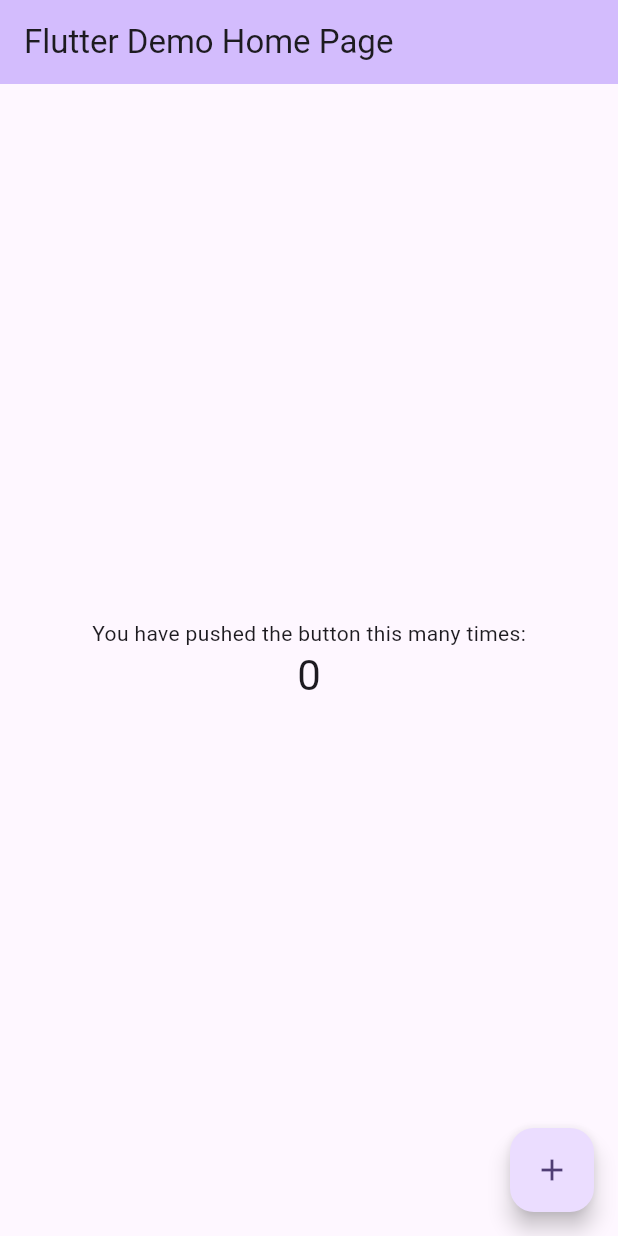
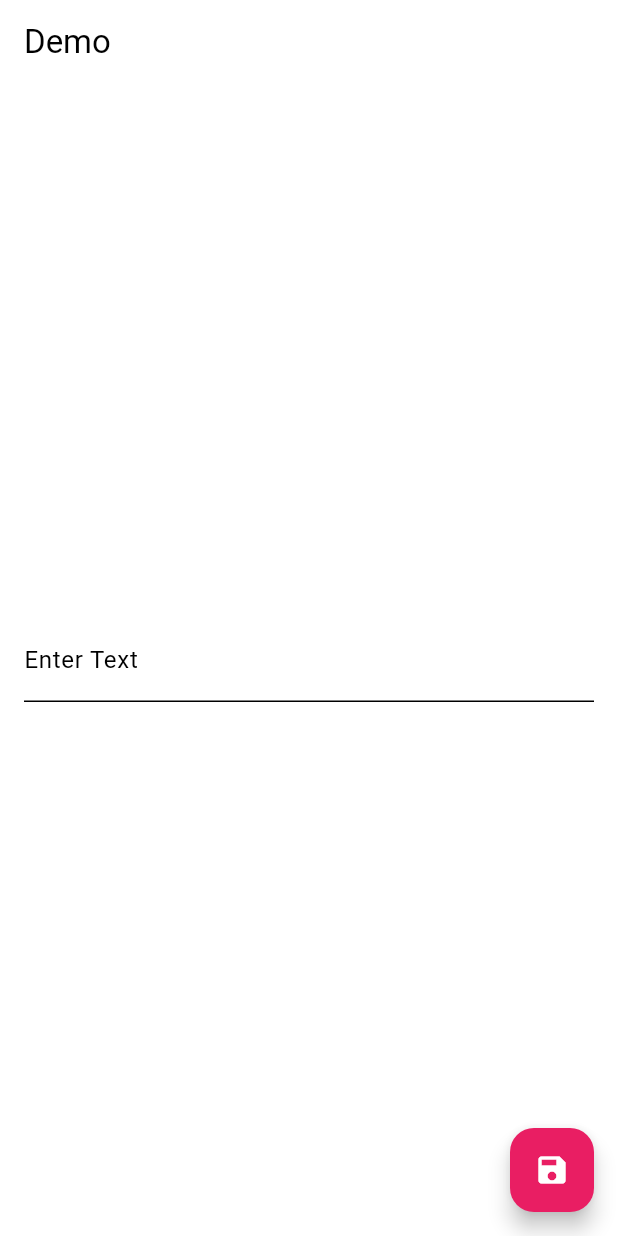
Before and after one commit to wallas938/form-tuto-flutter, a Flutter app: the screen it shows after launch, on a phone screen of 412 x 824 dp. Run offline on Flutter 3.47's test engine with Material 3 defaults, Android fonts, the phone set to English and light mode, and no system bars.

Commit message:
Form input registered in local file

```diff
--- a/lib/main.dart
+++ b/lib/main.dart
@@ -1,125 +1,105 @@
 import 'package:flutter/material.dart';
+import 'package:path_provider/path_provider.dart';
+import 'dart:async';
+import 'dart:io';
 
 void main() {
-  runApp(const MyApp());
+  runApp(MaterialApp(
+    title: 'Flutter Forms with persistence',
+    home: FlutterDemo(userInputsStorage: UserInputsStorage()),
+    theme:
+        ThemeData(colorScheme: const ColorScheme.light(primary: Colors.pink)),
+  ));
 }
 
-class MyApp extends StatelessWidget {
-  const MyApp({super.key});
+class FlutterDemo extends StatefulWidget {
+  final UserInputsStorage userInputsStorage;
 
-  // This widget is the root of your application.
+  const FlutterDemo({super.key, required this.userInputsStorage});
+
+  @override
+  State<FlutterDemo> createState() => _FlutterDemoState();
+}
+
+class _FlutterDemoState extends State<FlutterDemo> {
+  final userInputController = TextEditingController();
+
+  @override
+  void initState() {
+    // TODO: implement initState
+    super.initState();
+
+    widget.userInputsStorage.readUserInput().then((value) {
+      setState(() {
+        userInputController.text = value;
+      });
+    });
+  }
+
+  //SAVE USER INPUT
+  Future<File> _saveUserInput() {
+    return widget.userInputsStorage.writeUserInput(userInputController.text);
+  }
+
   @override
   Widget build(BuildContext context) {
-    return MaterialApp(
-      title: 'Flutter Demo',
-      theme: ThemeData(
-        // This is the theme of your application.
-        //
-        // TRY THIS: Try running your application with "flutter run". You'll see
-        // the application has a purple toolbar. Then, without quitting the app,
-        // try changing the seedColor in the colorScheme below to Colors.green
-        // and then invoke "hot reload" (save your changes or press the "hot
-        // reload" button in a Flutter-supported IDE, or press "r" if you used
-        // the command line to start the app).
-        //
-        // Notice that the counter didn't reset back to zero; the application
-        // state is not lost during the reload. To reset the state, use hot
-        // restart instead.
-        //
-        // This works for code too, not just values: Most code changes can be
-        // tested with just a hot reload.
-        colorScheme: ColorScheme.fromSeed(seedColor: Colors.deepPurple),
-        useMaterial3: true,
+    return Scaffold(
+      appBar: AppBar(
+        title: Text(userInputController.text.isEmpty
+            ? 'Demo'
+            : userInputController.text),
       ),
-      home: const MyHomePage(title: 'Flutter Demo Home Page'),
+      body: Center(
+        child: Padding(
+          padding: const EdgeInsets.all(16.0),
+          child: TextField(
+            controller: userInputController,
+            decoration: const InputDecoration(labelText: 'Enter Text'),
+          ),
+        ),
+      ),
+      floatingActionButton: FloatingActionButton(
+        onPressed: () {
+          setState(() {
+            _saveUserInput();
+          });
+        },
+        tooltip: 'Save',
+        child: const Icon(Icons.save),
+      ),
     );
   }
 }
 
-class MyHomePage extends StatefulWidget {
-  const MyHomePage({super.key, required this.title});
-
-  // This widget is the home page of your application. It is stateful, meaning
-  // that it has a State object (defined below) that contains fields that affect
-  // how it looks.
-
-  // This class is the configuration for the state. It holds the values (in this
-  // case the title) provided by the parent (in this case the App widget) and
-  // used by the build method of the State. Fields in a Widget subclass are
-  // always marked "final".
-
-  final String title;
-
-  @override
-  State<MyHomePage> createState() => _MyHomePageState();
-}
-
-class _MyHomePageState extends State<MyHomePage> {
-  int _counter = 0;
-
-  void _incrementCounter() {
-    setState(() {
-      // This call to setState tells the Flutter framework that something has
-      // changed in this State, which causes it to rerun the build method below
-      // so that the display can reflect the updated values. If we changed
-      // _counter without calling setState(), then the build method would not be
-      // called again, and so nothing would appear to happen.
-      _counter++;
-    });
+class UserInputsStorage {
+  // PATH
+  Future<String> get _localPath async {
+    final directory = await getApplicationDocumentsDirectory();
+    return directory.path;
   }
 
-  @override
-  Widget build(BuildContext context) {
-    // This method is rerun every time setState is called, for instance as done
-    // by the _incrementCounter method above.
-    //
-    // The Flutter framework has been optimized to make rerunning build methods
-    // fast, so that you can just rebuild anything that needs updating rather
-    // than having to individually change instances of widgets.
-    return Scaffold(
-      appBar: AppBar(
-        // TRY THIS: Try changing the color here to a specific color (to
-        // Colors.amber, perhaps?) and trigger a hot reload to see the AppBar
-        // change color while the other colors stay the same.
-        backgroundColor: Theme.of(context).colorScheme.inversePrimary,
-        // Here we take the value from the MyHomePage object that was created by
-        // the App.build method, and use it to set our appbar title.
-        title: Text(widget.title),
-      ),
-      body: Center(
-        // Center is a layout widget. It takes a single child and positions it
-        // in the middle of the parent.
-        child: Column(
-          // Column is also a layout widget. It takes a list of children and
-          // arranges them vertically. By default, it sizes itself to fit its
-          // children horizontally, and tries to be as tall as its parent.
-          //
-          // Column has various properties to control how it sizes itself and
-          // how it positions its children. Here we use mainAxisAlignment to
-          // center the children vertically; the main axis here is the vertical
-          // axis because Columns are vertical (the cross axis would be
-          // horizontal).
-          //
-          // TRY THIS: Invoke "debug painting" (choose the "Toggle Debug Paint"
-          // action in the IDE, or press "p" in the console), to see the
-          // wireframe for each widget.
-          mainAxisAlignment: MainAxisAlignment.center,
-          children: <Widget>[
-            const Text(
-              'You have pushed the button this many times:',
-            ),
-            Text(
-              '$_counter',
-              style: Theme.of(context).textTheme.headlineMedium,
-            ),
-          ],
-        ),
-      ),
-      floatingActionButton: FloatingActionButton(
-        onPressed: _incrementCounter,
-        tooltip: 'Increment',
-        child: const Icon(Icons.add),
-      ), // This trailing comma makes auto-formatting nicer for build methods.
-    );
+  //FILE
+
+  Future<File> get _localFile async {
+    final path = await _localPath;
+    return File('$path/input.txt');
+  }
+
+//READ FROM FILE
+  Future<String> readUserInput() async {
+    try {
+      final File file = await _localFile;
+      final content = file.readAsString();
+      return content;
+    } catch (error) {
+      return "";
+    }
+  }
+
+// WRITE INTO THE FILE
+  Future<File> writeUserInput(String userInput) async {
+    print("writeUserInput");
+    final file = await _localFile;
+    return file.writeAsString(userInput);
   }
 }
--- a/pubspec.yaml
+++ b/pubspec.yaml
@@ -35,6 +35,7 @@ dependencies:
   # The following adds the Cupertino Icons font to your application.
   # Use with the CupertinoIcons class for iOS style icons.
   cupertino_icons: ^1.0.6
+  path_provider: ^2.1.3
 
 dev_dependencies:
   flutter_test:
```
Also changed, not shown: pubspec.lock, 2 other files.
